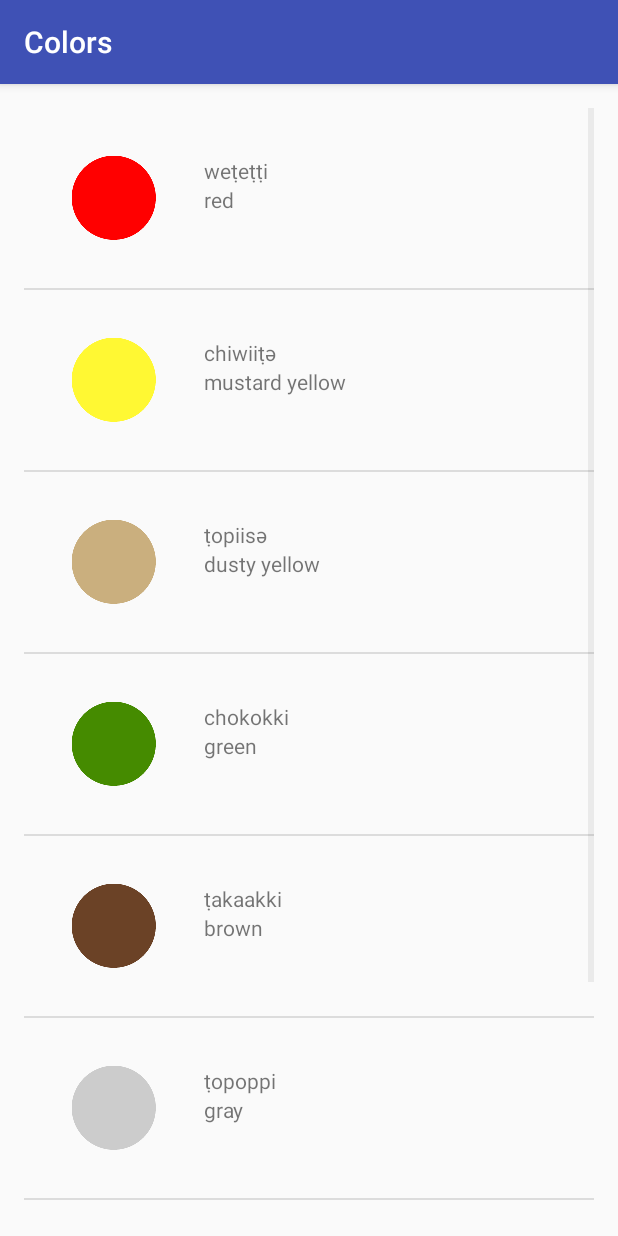
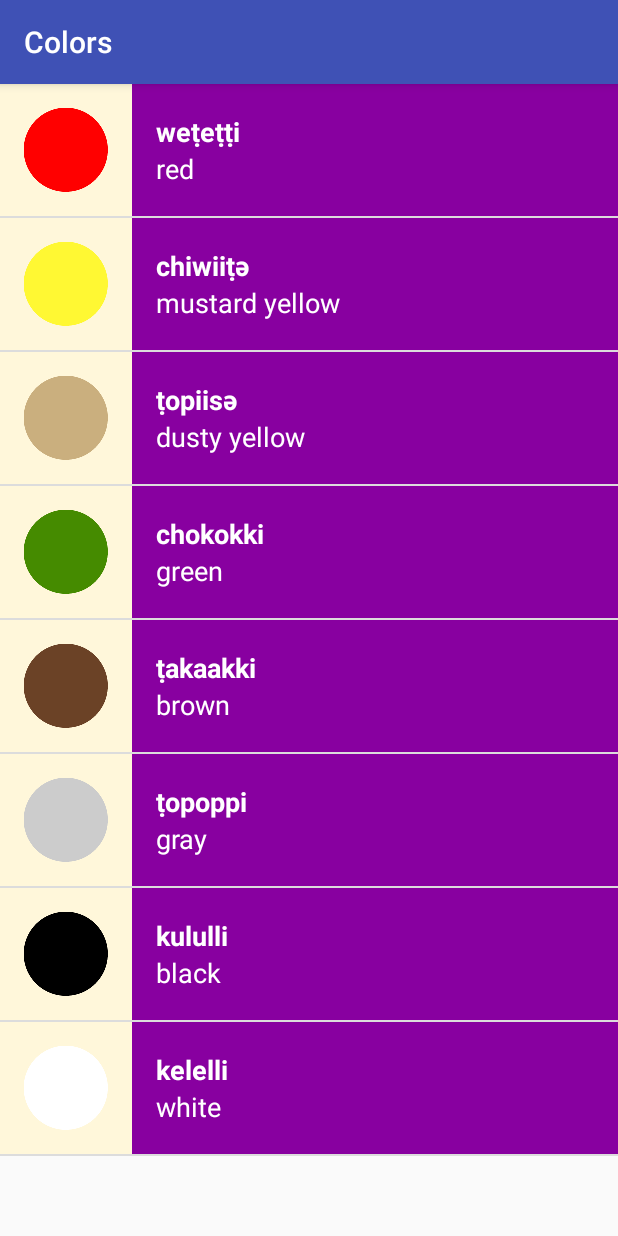
Before and after one commit to lunax28/Ud839_Miwok2, an Android app: the ColorsActivity screen opened directly, with no data from a screen before it, on a phone screen of 412 x 824 dp. Run offline under Robolectric (Android 15) with nearby library versions, the phone set to English and light mode, and no system bars.

Commit message:
Complete Visual Polish

```diff
--- a/app/src/main/java/com/example/android/ud839_miwok/ColorsActivity.java
+++ b/app/src/main/java/com/example/android/ud839_miwok/ColorsActivity.java
@@ -34,7 +34,7 @@
         //ArrayAdapter<String> itemsAdapter =
         //new ArrayAdapter<String>(this, R.layout.list_item, words);
 
-        WordAdapter adapter = new WordAdapter(this, words);
+        WordAdapter adapter = new WordAdapter(this, words, R.color.category_colors);
 
         // Find the {@link ListView} object in the view hierarchy of the {@link Activity}.
         // There should be a {@link ListView} with the view ID called list, which is declared in the
--- a/app/src/main/java/com/example/android/ud839_miwok/FamilyActivity.java
+++ b/app/src/main/java/com/example/android/ud839_miwok/FamilyActivity.java
@@ -28,7 +28,7 @@
 
         // Create an {@link WordAdapter}, whose data source is a list of {@link Word}s. The
         // adapter knows how to create list items for each item in the list.
-        WordAdapter adapter = new WordAdapter(this, words);
+        WordAdapter adapter = new WordAdapter(this, words, R.color.category_family);
 
         // Find the {@link ListView} object in the view hierarchy of the {@link Activity}.
         // There should be a {@link ListView} with the view ID called list, which is declared in the
--- a/app/src/main/java/com/example/android/ud839_miwok/NumbersActivity.java
+++ b/app/src/main/java/com/example/android/ud839_miwok/NumbersActivity.java
@@ -36,7 +36,7 @@
         //ArrayAdapter<String> itemsAdapter =
         //new ArrayAdapter<String>(this, R.layout.list_item, words);
 
-        WordAdapter adapter = new WordAdapter(this, words);
+        WordAdapter adapter = new WordAdapter(this, words, R.color.category_numbers);
 
         // Find the {@link ListView} object in the view hierarchy of the {@link Activity}.
         // There should be a {@link ListView} with the view ID called list, which is declared in the
--- a/app/src/main/java/com/example/android/ud839_miwok/PhrasesActivity.java
+++ b/app/src/main/java/com/example/android/ud839_miwok/PhrasesActivity.java
@@ -28,7 +28,7 @@
 
         // Create an {@link WordAdapter}, whose data source is a list of {@link Word}s. The
         // adapter knows how to create list items for each item in the list.
-        WordAdapter adapter = new WordAdapter(this, words);
+        WordAdapter adapter = new WordAdapter(this, words, R.color.category_phrases);
 
         // Find the {@link ListView} object in the view hierarchy of the {@link Activity}.
         // There should be a {@link ListView} with the view ID called list, which is declared in the
--- a/app/src/main/java/com/example/android/ud839_miwok/WordAdapter.java
+++ b/app/src/main/java/com/example/android/ud839_miwok/WordAdapter.java
@@ -1,6 +1,7 @@
 package com.example.android.ud839_miwok;
 
 import android.content.Context;
+import android.support.v4.content.ContextCompat;
 import android.view.LayoutInflater;
 import android.view.View;
 import android.view.ViewGroup;
@@ -16,14 +17,17 @@
 
 public class WordAdapter extends ArrayAdapter<Word> {
 
+
+    private int mColorResourceId;
     /**
      * Create a new {@link WordAdapter} object.
      *
      * @param context is the current context (i.e. Activity) that the adapter is being created in.
      * @param words   is the list of {@link Word}s to be displayed.
      */
-    public WordAdapter(Context context, ArrayList<Word> words) {
+    public WordAdapter(Context context, ArrayList<Word> words, int colorResourceId) {
         super(context, 0, words);
+        this.mColorResourceId = colorResourceId;
     }
 
     @Override
@@ -63,6 +67,12 @@
         }
 
 
+        // Set the theme color for the list item
+        View textContainer = listItemView.findViewById(R.id.text_container);
+        // Find the color that the resource ID maps to
+        int color = ContextCompat.getColor(getContext(), mColorResourceId);
+        // Set the background color of the text container View
+        textContainer.setBackgroundColor(color);
 
         // Return the whole list item layout (containing 2 TextViews) so that it can be shown in
         // the ListView.
--- a/app/src/main/res/layout/list_item.xml
+++ b/app/src/main/res/layout/list_item.xml
@@ -2,33 +2,42 @@
 <LinearLayout xmlns:android="http://schemas.android.com/apk/res/android"
     xmlns:tools="http://schemas.android.com/tools"
     android:layout_width="match_parent"
-    android:layout_height="match_parent"
-    android:orientation="horizontal"
-    android:padding="16dp">
+    android:layout_height="wrap_content"
+    android:background="@color/tan_background"
+    android:minHeight="@dimen/list_item_height"
+    android:orientation="horizontal">
 
     <ImageView
         android:id="@+id/image"
-        android:layout_width="wrap_content"
-        android:layout_height="wrap_content"
-        android:src="@mipmap/ic_launcher" />
+        android:layout_width="@dimen/list_item_height"
+        android:layout_height="@dimen/list_item_height" />
 
     <LinearLayout
         android:id="@+id/text_container"
         android:layout_width="match_parent"
-        android:layout_height="wrap_content"
+        android:layout_height="match_parent"
         android:orientation="vertical"
-        android:padding="16dp">
+        android:paddingLeft="16dp">
 
         <TextView
             android:id="@+id/miwok_text_view"
             android:layout_width="match_parent"
-            android:layout_height="wrap_content"
+            android:layout_height="0dp"
+            android:layout_weight="1"
+            android:gravity="bottom"
+            android:textAppearance="?android:textAppearanceMedium"
+            android:textColor="@android:color/white"
+            android:textStyle="bold"
             tools:text="lutti" />
 
         <TextView
             android:id="@+id/default_text_view"
             android:layout_width="match_parent"
-            android:layout_height="wrap_content"
+            android:layout_height="0dp"
+            android:layout_weight="1"
+            android:gravity="top"
+            android:textAppearance="?android:textAppearanceMedium"
+            android:textColor="@android:color/white"
             tools:text="one" />
 
     </LinearLayout>
--- a/app/src/main/res/layout/word_list.xml
+++ b/app/src/main/res/layout/word_list.xml
@@ -1,12 +1,6 @@
 <?xml version="1.0" encoding="utf-8"?>
 <ListView xmlns:android="http://schemas.android.com/apk/res/android"
-    xmlns:tools="http://schemas.android.com/tools"
     android:id="@+id/list"
     android:layout_width="match_parent"
     android:layout_height="match_parent"
-    android:orientation="vertical"
-    android:paddingBottom="@dimen/activity_vertical_margin"
-    android:paddingLeft="@dimen/activity_horizontal_margin"
-    android:paddingRight="@dimen/activity_horizontal_margin"
-    android:paddingTop="@dimen/activity_vertical_margin"
-    tools:context="com.example.android.ud839_miwok.NumbersActivity" />
+    android:orientation="vertical" />
--- a/app/src/main/res/values/dimens.xml
+++ b/app/src/main/res/values/dimens.xml
@@ -4,8 +4,5 @@
     <!-- Height of each list item -->
     <dimen name="list_item_height">88dp</dimen>
     <!-- Default screen margins, per the Android Design guidelines. -->
-    <dimen name="activity_horizontal_margin">16dp</dimen>
-    <dimen name="activity_vertical_margin">16dp</dimen>
-
 
 </resources>
```
